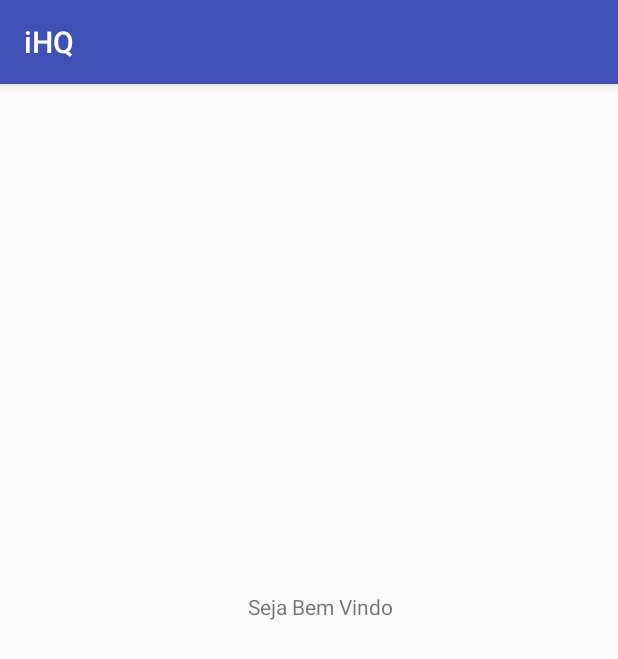
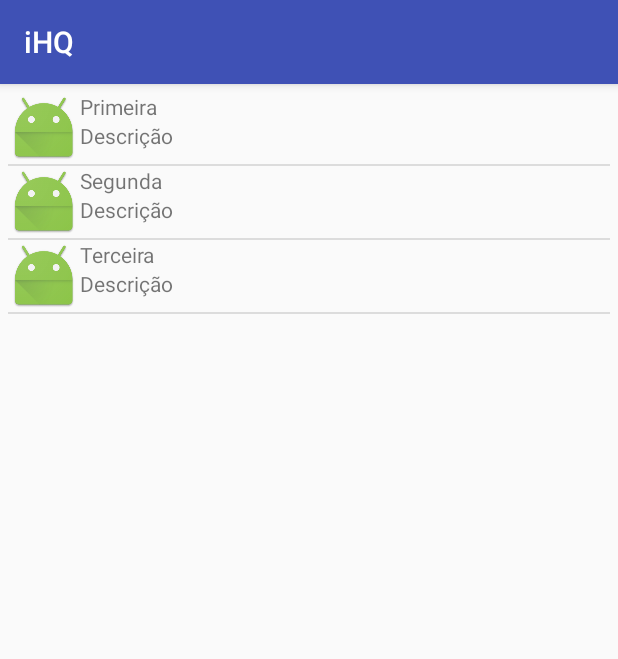
Before and after one commit to josedossantos10/moveis2017_2_iHQ, an Android app: the screen it shows after launch (SegundaActivity before the commit, HQListActivity after it), after a tap on "AÇÃO", on a phone screen of 412 x 824 dp. Shown: the top 659 px of the screen. Run offline under Robolectric (Android 15) with nearby library versions, the phone set to English and light mode, and no system bars.

Commit message:
Aula 24/10 - ListView - ArrayAdapter - AlertDialog - Menu/MenuItem

```diff
--- a/app/src/main/AndroidManifest.xml
+++ b/app/src/main/AndroidManifest.xml
@@ -16,7 +16,7 @@
                 <category android:name="android.intent.category.LAUNCHER" />
             </intent-filter>
         </activity>
-        <activity android:name=".SegundaActivity" />
+        <activity android:name=".HQListActivity" />
 
     </application>
 
--- a/app/src/main/java/br/com/projeto/ihq/BaseActivity.java
+++ b/app/src/main/java/br/com/projeto/ihq/BaseActivity.java
@@ -61,6 +61,6 @@ public class BaseActivity extends AppCompatActivity {
 
 
     public void exibirMensagem(String msg){
-        Toast.makeText(this, msg, Toast.LENGTH_LONG).show();
+        Toast.makeText(this, msg, Toast.LENGTH_SHORT).show();
     }
 }
--- /dev/null
+++ b/app/src/main/java/br/com/projeto/ihq/HQListActivity.java
@@ -0,0 +1,85 @@
+package br.com.projeto.ihq;
+
+import android.app.AlertDialog;
+import android.content.DialogInterface;
+import android.content.Intent;
+import android.os.Bundle;
+import android.view.ContextMenu;
+import android.view.MenuItem;
+import android.view.View;
+import android.widget.AdapterView;
+import android.widget.ListView;
+
+import br.com.projeto.ihq.adapters.HQAdapter;
+import br.com.projeto.ihq.dao.HQDao;
+import br.com.projeto.ihq.model.HQ;
+import br.com.projeto.ihq.util.Util;
+
+public class HQListActivity extends BaseActivity implements ListView.OnItemClickListener {
+    ListView lvHqs;
+    AlertDialog dialog;
+    HQDao dao = new HQDao();
+
+    @Override
+    protected void onCreate(Bundle savedInstanceState) {
+        super.onCreate(savedInstanceState);
+        setContentView(R.layout.hqlist_layout);
+        iniciarComponentes();
+
+        Intent i = getIntent();
+        String nome = i.getStringExtra(PUT_EXTRA_NOME);
+        Util.addNomeNaLista(nome);
+
+        dao.addHQ(new HQ(1, "Primeira", "Descrição"));
+        dao.addHQ(new HQ(2, "Segunda", "Descrição"));
+        dao.addHQ(new HQ(3, "Terceira", "Descrição"));
+        HQAdapter adapter = new HQAdapter(this, R.layout.hqadapter_layout, dao.getHqs());
+        lvHqs.setAdapter(adapter);
+
+//        ArrayAdapter<String> adapter = new ArrayAdapter<String>(this,
+//                android.R.layout.simple_list_item_1, Util.getNomes());
+//        lvHqs.setAdapter(adapter);
+        lvHqs.setOnItemClickListener(this);
+        registerForContextMenu(lvHqs);
+
+        dialog = new AlertDialog.Builder(this).create();
+        dialog.setTitle("Oi!");
+    }
+
+    @Override
+    public void onCreateContextMenu(ContextMenu menu, View v, ContextMenu.ContextMenuInfo menuInfo) {
+        super.onCreateContextMenu(menu, v, menuInfo);
+        MenuItem item = menu.add("Ler");
+        item.setOnMenuItemClickListener(new MenuItem.OnMenuItemClickListener() {
+            @Override
+            public boolean onMenuItemClick(MenuItem item) {
+                exibirMensagem("Hello!");
+                return false;
+            }
+        });
+        MenuItem item2 = menu.add("Editar");
+    }
+
+    private void iniciarComponentes() {
+        lvHqs = (ListView) findViewById(R.id.lv_hqs);
+    }
+
+    private void criarBotoesAlerta() {
+        dialog.setButton(AlertDialog.BUTTON_POSITIVE, "OK", new DialogInterface.OnClickListener() {
+            @Override
+            public void onClick(DialogInterface dialog, int which) {
+                exibirMensagem("Clicado!");
+                dialog.cancel();
+            }
+        });
+    }
+
+    @Override
+    public void onItemClick(AdapterView<?> parent, View view, int position, long id) {
+        criarBotoesAlerta();
+        dialog.setMessage("você clicou no " + dao.getHQ(position).getTitulo());
+        dialog.show();
+    }
+
+
+}
--- a/app/src/main/java/br/com/projeto/ihq/MainActivity.java
+++ b/app/src/main/java/br/com/projeto/ihq/MainActivity.java
@@ -1,10 +1,8 @@
 package br.com.projeto.ihq;
 
 
-import android.content.DialogInterface;
 import android.content.Intent;
 import android.os.Bundle;
-import android.util.Log;
 import android.view.View;
 import android.widget.Button;
 import android.widget.EditText;
@@ -54,7 +52,7 @@ public class MainActivity extends BaseActivity implements View.OnClickListener {
     private void acao() {
         String nome = eTNome.getText().toString();
 
-        Intent intent = new Intent(this, SegundaActivity.class);
+        Intent intent = new Intent(this, HQListActivity.class);
 
         intent.putExtra(PUT_EXTRA_NOME, nome);
 
--- a/app/src/main/java/br/com/projeto/ihq/SegundaActivity.java
+++ /dev/null
@@ -1,38 +0,0 @@
-package br.com.projeto.ihq;
-
-
-import android.content.Intent;
-import android.os.Bundle;
-import android.util.Log;
-import android.view.View;
-import android.widget.Button;
-import android.widget.EditText;
-import android.widget.TextView;
-
-public class SegundaActivity extends BaseActivity {
-
-
-
-    TextView tvNotificacao;
-
-    @Override
-    protected void onCreate(Bundle savedInstanceState) {
-        super.onCreate(savedInstanceState);
-        setContentView(R.layout.activity_segunda);
-        iniciarComponentes();
-
-        Intent i = getIntent();
-
-
-        String nome = i.getStringExtra(PUT_EXTRA_NOME);
-
-        tvNotificacao.setText("Seja Bem Vindo " + nome);
-    }
-
-    private void iniciarComponentes() {
-
-        tvNotificacao = (TextView) findViewById(R.id.tvNotificacao);
-    }
-
-
-}
--- /dev/null
+++ b/app/src/main/java/br/com/projeto/ihq/adapters/HQAdapter.java
@@ -0,0 +1,40 @@
+package br.com.projeto.ihq.adapters;
+
+import android.content.Context;
+import android.support.annotation.LayoutRes;
+import android.support.annotation.NonNull;
+import android.support.annotation.Nullable;
+import android.text.Layout;
+import android.view.LayoutInflater;
+import android.view.View;
+import android.view.ViewGroup;
+import android.widget.ArrayAdapter;
+import android.widget.TextView;
+
+import java.util.List;
+
+import br.com.projeto.ihq.R;
+import br.com.projeto.ihq.model.HQ;
+
+public class HQAdapter extends ArrayAdapter<HQ> {
+    TextView tvNome;
+    TextView tvDescricao;
+    Context context;
+
+    public HQAdapter(Context context, int resource, List<HQ> lista) {
+        super(context, resource, lista);
+        this.context = context;
+    }
+
+    public View getView(int position, View convertView, ViewGroup parent) {
+        View view = LayoutInflater.from(context).inflate(R.layout.hqadapter_layout, parent, false);
+        tvNome = (TextView) view.findViewById(R.id.tvNome);
+        tvDescricao = (TextView) view.findViewById(R.id.tvDescricao);
+
+        HQ hq = getItem(position);
+        tvNome.setText(hq.getTitulo());
+        tvDescricao.setText(hq.getDescricao());
+        return view;
+    }
+
+}
--- /dev/null
+++ b/app/src/main/java/br/com/projeto/ihq/dao/HQDao.java
@@ -0,0 +1,36 @@
+package br.com.projeto.ihq.dao;
+
+import java.util.ArrayList;
+import java.util.List;
+
+import br.com.projeto.ihq.model.HQ;
+
+public class HQDao {
+    private static List<HQ> hqs = new ArrayList<>();
+
+    public void addHQ(HQ hq) {
+        hqs.add(hq);
+    }
+
+    public void removeHQ(int id) {
+        for (int i = 0; i < hqs.size(); i++) {
+            if (hqs.get(i).getId() == id) {
+                hqs.remove(i);
+                break;
+            }
+        }
+    }
+
+    public HQ getHQ(int id) {
+        for (int i = 0; i < hqs.size(); i++) {
+            if (hqs.get(i).getId() == id) {
+                return hqs.get(i);
+            }
+        }
+        return null;
+    }
+
+    public List<HQ> getHqs() {
+        return hqs;
+    }
+}
--- /dev/null
+++ b/app/src/main/java/br/com/projeto/ihq/model/HQ.java
@@ -0,0 +1,75 @@
+package br.com.projeto.ihq.model;
+
+import java.util.Date;
+
+public class HQ {
+    private int id;
+    private String imagem;
+    private String titulo;
+    private String descricao;
+    private Date publicacao;
+    private Date ultimaVisualizacao;
+    private int volume;
+
+    public HQ(int id, String titulo, String descricao) {
+        this.id = id;
+        this.titulo = titulo;
+        this.descricao = descricao;
+    }
+
+    public int getId() {
+        return id;
+    }
+
+    public void setId(int id) {
+        this.id = id;
+    }
+
+    public String getImagem() {
+        return imagem;
+    }
+
+    public void setImagem(String imagem) {
+        this.imagem = imagem;
+    }
+
+    public String getTitulo() {
+        return titulo;
+    }
+
+    public void setTitulo(String titulo) {
+        this.titulo = titulo;
+    }
+
+    public String getDescricao() {
+        return descricao;
+    }
+
+    public void setDescricao(String descricao) {
+        this.descricao = descricao;
+    }
+
+    public Date getPublicacao() {
+        return publicacao;
+    }
+
+    public void setPublicacao(Date publicacao) {
+        this.publicacao = publicacao;
+    }
+
+    public Date getUltimaVisualizacao() {
+        return ultimaVisualizacao;
+    }
+
+    public void setUltimaVisualizacao(Date ultimaVisualizacao) {
+        this.ultimaVisualizacao = ultimaVisualizacao;
+    }
+
+    public int getVolume() {
+        return volume;
+    }
+
+    public void setVolume(int volume) {
+        this.volume = volume;
+    }
+}
--- a/app/src/main/java/br/com/projeto/ihq/util/Util.java
+++ b/app/src/main/java/br/com/projeto/ihq/util/Util.java
@@ -1,7 +1,18 @@
 package br.com.projeto.ihq.util;
 
 
+import java.util.ArrayList;
+import java.util.List;
+
 public class Util {
+    public static String nome;
+    private static List<String> nomes = new ArrayList<>();
 
-    public static String nome;
+    public static void addNomeNaLista(String s) {
+        nomes.add(s);
+    }
+
+    public static List<String> getNomes() {
+        return nomes;
+    }
 }
--- a/app/src/main/res/layout/activity_segunda.xml
+++ /dev/null
@@ -1,22 +0,0 @@
-<?xml version="1.0" encoding="utf-8"?>
-<android.support.constraint.ConstraintLayout
-    xmlns:android="http://schemas.android.com/apk/res/android"
-    xmlns:tools="http://schemas.android.com/tools"
-    xmlns:app="http://schemas.android.com/apk/res-auto"
-    android:layout_width="match_parent"
-    android:layout_height="match_parent"
-    android:layout_margin="5dp"
-    tools:context="br.com.projeto.ihq.MainActivity">
-
-    <TextView
-        android:id="@+id/tvNotificacao"
-        android:layout_width="wrap_content"
-        android:layout_height="wrap_content"
-        app:layout_constraintBottom_toBottomOf="parent"
-        app:layout_constraintHorizontal_bias="0.53"
-        app:layout_constraintLeft_toLeftOf="parent"
-        app:layout_constraintRight_toRightOf="parent"
-        app:layout_constraintTop_toTopOf="parent"
-        app:layout_constraintVertical_bias="0.452" />
-
-</android.support.constraint.ConstraintLayout>
--- /dev/null
+++ b/app/src/main/res/layout/hqadapter_layout.xml
@@ -0,0 +1,34 @@
+<?xml version="1.0" encoding="utf-8"?>
+<LinearLayout xmlns:android="http://schemas.android.com/apk/res/android"
+    xmlns:app="http://schemas.android.com/apk/res-auto"
+    android:layout_width="match_parent"
+    android:layout_height="match_parent"
+    android:orientation="horizontal">
+
+    <ImageView
+        android:id="@+id/ivImagem"
+        android:layout_width="wrap_content"
+        android:layout_height="wrap_content"
+        app:srcCompat="@mipmap/ic_launcher" />
+
+    <LinearLayout
+        android:layout_width="match_parent"
+        android:layout_height="wrap_content"
+        android:orientation="vertical">
+
+        <TextView
+            android:id="@+id/tvNome"
+            android:layout_width="wrap_content"
+            android:layout_height="wrap_content"
+            android:layout_weight="1"
+            android:text="TextView" />
+
+        <TextView
+            android:id="@+id/tvDescricao"
+            android:layout_width="wrap_content"
+            android:layout_height="wrap_content"
+            android:layout_weight="1"
+            android:text="TextView" />
+    </LinearLayout>
+
+</LinearLayout>
--- /dev/null
+++ b/app/src/main/res/layout/hqlist_layout.xml
@@ -0,0 +1,19 @@
+<?xml version="1.0" encoding="utf-8"?>
+<LinearLayout
+    xmlns:android="http://schemas.android.com/apk/res/android"
+    xmlns:tools="http://schemas.android.com/tools"
+    xmlns:app="http://schemas.android.com/apk/res-auto"
+    android:layout_width="match_parent"
+    android:layout_height="match_parent"
+    android:layout_margin="5dp"
+    android:orientation="horizontal"
+    tools:context="br.com.projeto.ihq.MainActivity">
+
+    <ListView
+        android:id="@+id/lv_hqs"
+        tools:listitem="@layout/hqadapter_layout"
+        android:layout_width="match_parent"
+        android:layout_height="match_parent"
+        tools:layout_editor_absoluteX="-267dp"
+        tools:layout_editor_absoluteY="162dp" />
+</LinearLayout>
```
